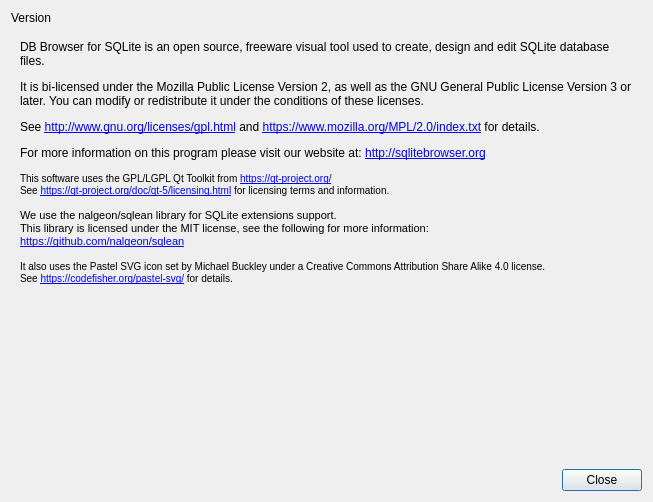
The window that src/AboutDialog.ui (TeLLie/sqlitebrowser-os2) describes before a commit, drawn with Qt 5.
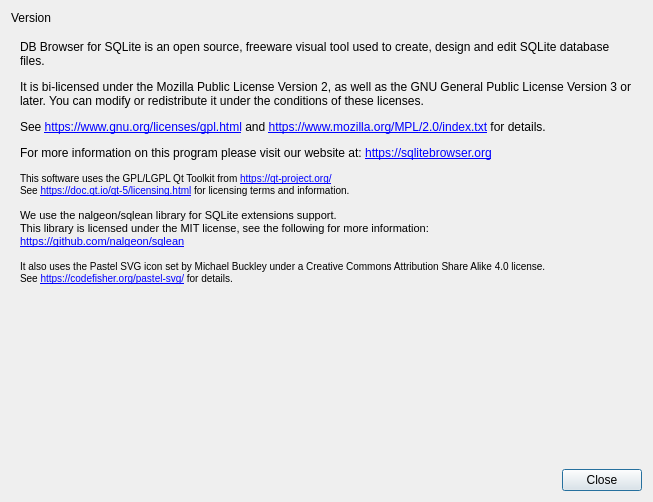
The same window after the commit. Icons and pictures are not drawn.

What changed in the file:
```diff
--- a/src/AboutDialog.ui
+++ b/src/AboutDialog.ui
@@ -87,7 +87,7 @@
        <item>
         <widget class="QLabel" name="label">
          <property name="text">
-          <string>&lt;html&gt;&lt;head/&gt;&lt;body&gt;&lt;p&gt;DB Browser for SQLite is an open source, freeware visual tool used to create, design and edit SQLite database files.&lt;/p&gt;&lt;p&gt;It is bi-licensed under the Mozilla Public License Version 2, as well as the GNU General Public License Version 3 or later. You can modify or redistribute it under the conditions of these licenses.&lt;/p&gt;&lt;p&gt;See &lt;a href=&quot;https://www.gnu.org/licenses/gpl.html&quot;&gt;&lt;span style=&quot; text-decoration: underline; color:#0000ff;&quot;&gt;http://www.gnu.org/licenses/gpl.html&lt;/span&gt;&lt;/a&gt; and &lt;a href=&quot;https://www.mozilla.org/MPL/2.0/index.txt&quot;&gt;&lt;span style=&quot; text-decoration: underline; color:#0000ff;&quot;&gt;https://www.mozilla.org/MPL/2.0/index.txt&lt;/span&gt;&lt;/a&gt; for details.&lt;/p&gt;&lt;p&gt;For more information on this program please visit our website at: &lt;a href=&quot;https://sqlitebrowser.org&quot;&gt;&lt;span style=&quot; text-decoration: underline; color:#0000ff;&quot;&gt;http://sqlitebrowser.org&lt;/span&gt;&lt;/a&gt;&lt;/p&gt;&lt;p&gt;&lt;span style=&quot; font-size:small;&quot;&gt;This software uses the GPL/LGPL Qt Toolkit from &lt;/span&gt;&lt;a href=&quot;http://qt-project.org/&quot;&gt;&lt;span style=&quot; font-size:small; text-decoration: underline; color:#0000ff;&quot;&gt;https://qt-project.org/&lt;/span&gt;&lt;/a&gt;&lt;span style=&quot; font-size:small;&quot;&gt;&lt;br/&gt;See &lt;/span&gt;&lt;a href=&quot;https://doc.qt.io/qt-5/licensing.html&quot;&gt;&lt;span style=&quot; font-size:small; text-decoration: underline; color:#0000ff;&quot;&gt;https://qt-project.org/doc/qt-5/licensing.html&lt;/span&gt;&lt;/a&gt;&lt;span style=&quot; font-size:small;&quot;&gt; for licensing terms and information.&lt;/span&gt;&lt;/p&gt;&lt;p&gt;&lt;span style=&quot; font-size:8pt;&quot;&gt;We use the nalgeon/sqlean library for SQLite extensions support.&lt;br/&gt;This library is licensed under the MIT license, see the following for more information:&lt;br/&gt;&lt;/span&gt;&lt;a href=&quot;https://github.com/nalgeon/sqlean&quot;&gt;&lt;span style=&quot; font-size:8pt; text-decoration: underline; color:#0000ff;&quot;&gt;https://github.com/nalgeon/sqlean&lt;/span&gt;&lt;/a&gt;&lt;/p&gt;&lt;p&gt;&lt;span style=&quot; font-size:small;&quot;&gt;It also uses the Pastel SVG icon set by Michael Buckley under a Creative Commons Attribution Share Alike 4.0 license.&lt;br/&gt;See &lt;/span&gt;&lt;a href=&quot;https://codefisher.org/pastel-svg/&quot;&gt;&lt;span style=&quot; font-size:small; text-decoration: underline; color:#0000ff;&quot;&gt;https://codefisher.org/pastel-svg/&lt;/span&gt;&lt;/a&gt;&lt;span style=&quot; font-size:small;&quot;&gt; for details.&lt;/span&gt;&lt;/p&gt;&lt;/body&gt;&lt;/html&gt;</string>
+          <string>&lt;html&gt;&lt;head/&gt;&lt;body&gt;&lt;p&gt;DB Browser for SQLite is an open source, freeware visual tool used to create, design and edit SQLite database files.&lt;/p&gt;&lt;p&gt;It is bi-licensed under the Mozilla Public License Version 2, as well as the GNU General Public License Version 3 or later. You can modify or redistribute it under the conditions of these licenses.&lt;/p&gt;&lt;p&gt;See &lt;a href=&quot;https://www.gnu.org/licenses/gpl.html&quot;&gt;&lt;span style=&quot; text-decoration: underline; color:#0000ff;&quot;&gt;https://www.gnu.org/licenses/gpl.html&lt;/span&gt;&lt;/a&gt; and &lt;a href=&quot;https://www.mozilla.org/MPL/2.0/index.txt&quot;&gt;&lt;span style=&quot; text-decoration: underline; color:#0000ff;&quot;&gt;https://www.mozilla.org/MPL/2.0/index.txt&lt;/span&gt;&lt;/a&gt; for details.&lt;/p&gt;&lt;p&gt;For more information on this program please visit our website at: &lt;a href=&quot;https://sqlitebrowser.org&quot;&gt;&lt;span style=&quot; text-decoration: underline; color:#0000ff;&quot;&gt;https://sqlitebrowser.org&lt;/span&gt;&lt;/a&gt;&lt;/p&gt;&lt;p&gt;&lt;span style=&quot; font-size:small;&quot;&gt;This software uses the GPL/LGPL Qt Toolkit from &lt;/span&gt;&lt;a href=&quot;https://qt-project.org/&quot;&gt;&lt;span style=&quot; font-size:small; text-decoration: underline; color:#0000ff;&quot;&gt;https://qt-project.org/&lt;/span&gt;&lt;/a&gt;&lt;span style=&quot; font-size:small;&quot;&gt;&lt;br/&gt;See &lt;/span&gt;&lt;a href=&quot;https://doc.qt.io/qt-5/licensing.html&quot;&gt;&lt;span style=&quot; font-size:small; text-decoration: underline; color:#0000ff;&quot;&gt;https://doc.qt.io/qt-5/licensing.html&lt;/span&gt;&lt;/a&gt;&lt;span style=&quot; font-size:small;&quot;&gt; for licensing terms and information.&lt;/span&gt;&lt;/p&gt;&lt;p&gt;&lt;span style=&quot; font-size:8pt;&quot;&gt;We use the nalgeon/sqlean library for SQLite extensions support.&lt;br/&gt;This library is licensed under the MIT license, see the following for more information:&lt;br/&gt;&lt;/span&gt;&lt;a href=&quot;https://github.com/nalgeon/sqlean&quot;&gt;&lt;span style=&quot; font-size:8pt; text-decoration: underline; color:#0000ff;&quot;&gt;https://github.com/nalgeon/sqlean&lt;/span&gt;&lt;/a&gt;&lt;/p&gt;&lt;p&gt;&lt;span style=&quot; font-size:small;&quot;&gt;It also uses the Pastel SVG icon set by Michael Buckley under a Creative Commons Attribution Share Alike 4.0 license.&lt;br/&gt;See &lt;/span&gt;&lt;a href=&quot;https://codefisher.org/pastel-svg/&quot;&gt;&lt;span style=&quot; font-size:small; text-decoration: underline; color:#0000ff;&quot;&gt;https://codefisher.org/pastel-svg/&lt;/span&gt;&lt;/a&gt;&lt;span style=&quot; font-size:small;&quot;&gt; for details.&lt;/span&gt;&lt;/p&gt;&lt;/body&gt;&lt;/html&gt;</string>
          </property>
          <property name="alignment">
           <set>Qt::AlignLeading|Qt::AlignLeft|Qt::AlignTop</set>
```
